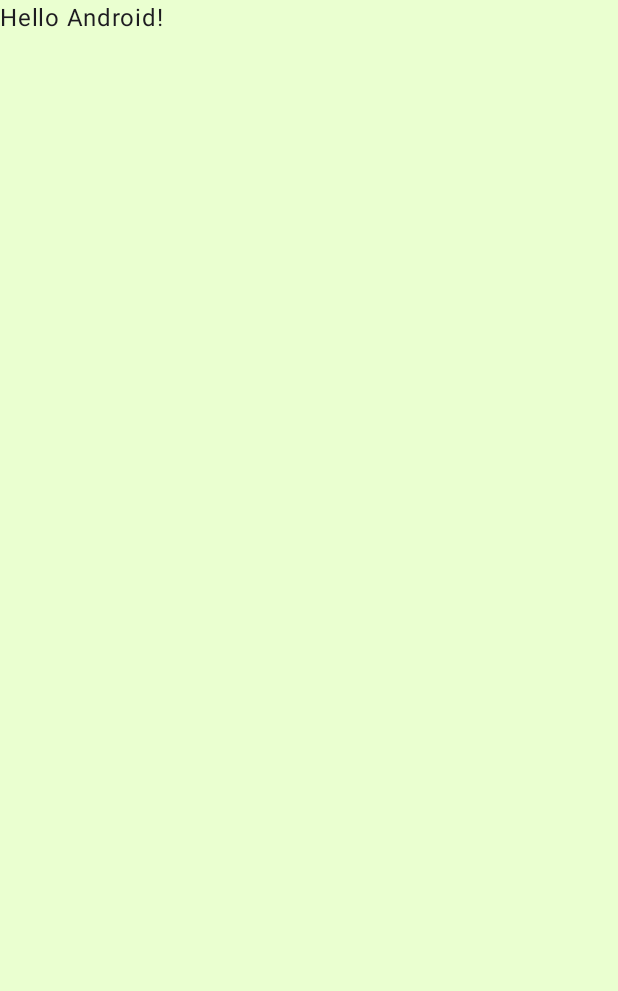
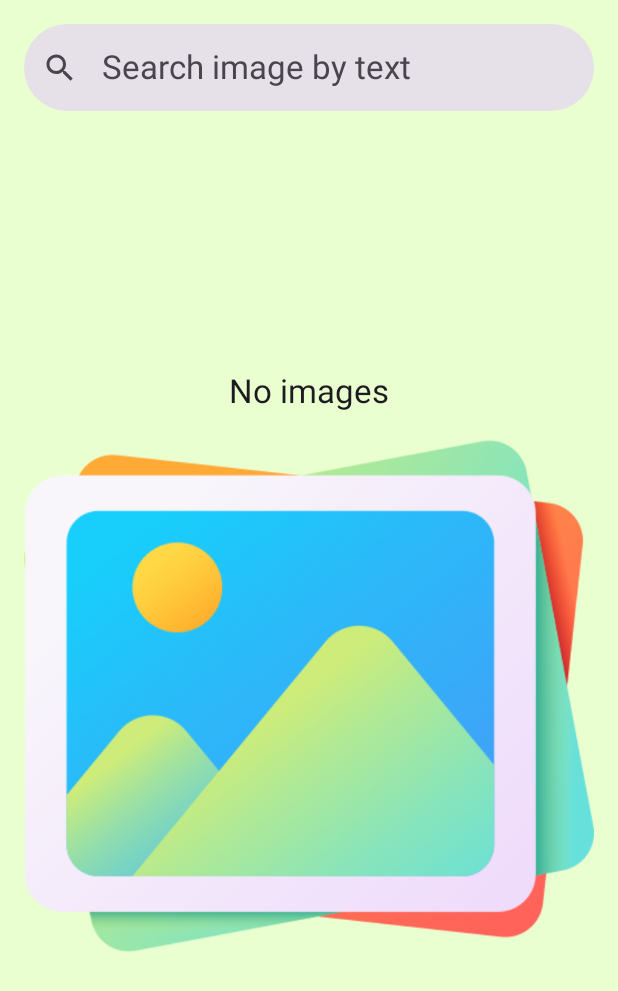
Before and after one commit to tungnk123/ImageSearchCompose, an Android app built with Jetpack Compose: the screen it shows after launch (MainActivity), on a phone screen of 412 x 824 dp. Before the commit the part shown is almost empty. Shown: the top 991 px of the screen. Run offline under Robolectric (Android 15) with nearby library versions, the phone set to English and light mode, and no system bars.

Commit message:
Finish UI for search screen

```diff
--- /dev/null
+++ b/app/src/main/java/com/tungdoan/imagesearchcompose/ImageSearchComposeApp.kt
@@ -0,0 +1,49 @@
+package com.tungdoan.imagesearchcompose
+
+import androidx.annotation.StringRes
+import androidx.compose.foundation.layout.fillMaxSize
+import androidx.compose.foundation.layout.padding
+import androidx.compose.material3.MaterialTheme
+import androidx.compose.material3.Scaffold
+import androidx.compose.material3.Surface
+import androidx.compose.runtime.Composable
+import androidx.navigation.NavHostController
+import androidx.navigation.compose.rememberNavController
+import com.tungdoan.imagesearchcompose.ui.theme.ImageSearchComposeTheme
+import androidx.compose.ui.Modifier
+import androidx.navigation.compose.NavHost
+import androidx.navigation.compose.composable
+import com.tungdoan.imagesearchcompose.ui.search_screen.ImageSearchScreen
+
+enum class ImageSearchComposeApp(@StringRes val title: Int) {
+    SearchScreen(title = R.string.image_search_screen_route),
+    DetailImageScreen(title = R.string.detail_image_screen_route)
+}
+
+@Composable
+fun ImageSearchComposeApp(
+    navControler: NavHostController = rememberNavController()
+) {
+    ImageSearchComposeTheme {
+        Surface(
+            modifier = Modifier.fillMaxSize(),
+            color = MaterialTheme.colorScheme.background
+        ) {
+            Scaffold {paddingValues ->
+                NavHost(
+                    navController = navControler,
+                    startDestination = ImageSearchComposeApp.SearchScreen.name,
+                    modifier = Modifier.padding(paddingValues)
+                ) {
+                    composable(
+                        route = ImageSearchComposeApp.SearchScreen.name
+                    ) {
+                        ImageSearchScreen()
+                    }
+
+
+                }
+            }
+        }
+    }
+}
--- a/app/src/main/java/com/tungdoan/imagesearchcompose/MainActivity.kt
+++ b/app/src/main/java/com/tungdoan/imagesearchcompose/MainActivity.kt
@@ -22,25 +22,9 @@ class MainActivity : ComponentActivity() {
                     modifier = Modifier.fillMaxSize(),
                     color = MaterialTheme.colorScheme.background
                 ) {
-                    Greeting("Android")
+                    ImageSearchComposeApp()
                 }
             }
         }
     }
 }
-
-@Composable
-fun Greeting(name: String, modifier: Modifier = Modifier) {
-    Text(
-        text = "Hello $name!",
-        modifier = modifier
-    )
-}
-
-@Preview(showBackground = true)
-@Composable
-fun GreetingPreview() {
-    ImageSearchComposeTheme {
-        Greeting("Android")
-    }
-}
--- /dev/null
+++ b/app/src/main/java/com/tungdoan/imagesearchcompose/ui/search_screen/ImageSearchScreen.kt
@@ -0,0 +1,198 @@
+package com.tungdoan.imagesearchcompose.ui.search_screen
+
+import android.widget.Toast
+import androidx.compose.foundation.Image
+import androidx.compose.foundation.background
+import androidx.compose.foundation.layout.Arrangement
+import androidx.compose.foundation.layout.Column
+import androidx.compose.foundation.layout.PaddingValues
+import androidx.compose.foundation.layout.Spacer
+import androidx.compose.foundation.layout.aspectRatio
+import androidx.compose.foundation.layout.fillMaxSize
+import androidx.compose.foundation.layout.fillMaxWidth
+import androidx.compose.foundation.layout.height
+import androidx.compose.foundation.layout.padding
+import androidx.compose.foundation.layout.size
+import androidx.compose.foundation.lazy.grid.GridCells
+import androidx.compose.foundation.lazy.grid.LazyVerticalGrid
+import androidx.compose.foundation.lazy.grid.items
+import androidx.compose.foundation.lazy.grid.rememberLazyGridState
+import androidx.compose.foundation.shape.RoundedCornerShape
+import androidx.compose.foundation.text.KeyboardActions
+import androidx.compose.foundation.text.KeyboardOptions
+import androidx.compose.material.icons.Icons
+import androidx.compose.material.icons.filled.Delete
+import androidx.compose.material.icons.filled.Search
+import androidx.compose.material3.Icon
+import androidx.compose.material3.IconButton
+import androidx.compose.material3.MaterialTheme
+import androidx.compose.material3.Scaffold
+import androidx.compose.material3.Text
+import androidx.compose.material3.TextField
+import androidx.compose.material3.TextFieldDefaults
+import androidx.compose.runtime.Composable
+import androidx.compose.runtime.getValue
+import androidx.compose.runtime.mutableStateListOf
+import androidx.compose.runtime.mutableStateOf
+import androidx.compose.runtime.remember
+import androidx.compose.runtime.setValue
+import androidx.compose.ui.Alignment
+import androidx.compose.ui.Modifier
+import androidx.compose.ui.draw.clip
+import androidx.compose.ui.graphics.Color
+import androidx.compose.ui.layout.ContentScale
+import androidx.compose.ui.platform.LocalContext
+import androidx.compose.ui.res.painterResource
+import androidx.compose.ui.res.stringResource
+import androidx.compose.ui.text.input.ImeAction
+import androidx.compose.ui.unit.dp
+import com.tungdoan.imagesearchcompose.R
+import com.tungdoan.imagesearchcompose.model.ImageEntity
+
+@Composable
+fun ImageSearchScreen(
+    modifier: Modifier = Modifier
+) {
+    val context = LocalContext.current
+    var queryText by remember {
+        mutableStateOf("")
+    }
+    val imageList = remember { mutableStateListOf<ImageEntity>() }
+    Scaffold(
+        modifier = modifier
+    ) { paddingValues ->
+        Column(
+            modifier = Modifier.padding(paddingValues)
+                .background(MaterialTheme.colorScheme.background)
+                .padding(16.dp),
+            horizontalAlignment = Alignment.CenterHorizontally
+        ) {
+            SearchTextField(
+                queryText = queryText,
+                onQueryChange = {
+                    queryText = it
+                },
+                onDeleteClick = {
+                    queryText = ""
+                    imageList.clear()
+                },
+                onSearchClick = {
+//                    Toast.makeText(context, "Search clicked", Toast.LENGTH_LONG).show()
+                    imageList.add(
+                        ImageEntity(
+                            id = 0,
+                            imageUrl = "",
+                            sourceUrl = ""
+                        )
+                    )
+                }
+            )
+            Spacer(modifier = Modifier.height(20.dp))
+
+            GridImages(
+                imageList = imageList
+            )
+        }
+    }
+}
+
+@Composable
+fun SearchTextField(
+    modifier: Modifier = Modifier,
+    queryText: String,
+    onQueryChange: (String) -> Unit,
+    onDeleteClick: () -> Unit,
+    onSearchClick: () -> Unit
+) {
+    TextField(
+        modifier = Modifier.fillMaxWidth(),
+        value = queryText,
+        onValueChange = onQueryChange,
+        singleLine = true,
+        placeholder = {
+            Text(
+                text = stringResource(R.string.title_search_text_field),
+                style = MaterialTheme.typography.titleLarge
+            )
+        },
+        shape = RoundedCornerShape(50),
+        textStyle = MaterialTheme.typography.titleLarge,
+        colors = TextFieldDefaults.colors(
+            focusedIndicatorColor = Color.Transparent,
+            unfocusedIndicatorColor = Color.Transparent,
+            cursorColor = Color.Black
+        ),
+        leadingIcon = {
+            Icon(
+                imageVector = Icons.Default.Search,
+                contentDescription = "Search icon"
+            )
+        },
+        trailingIcon = {
+            if (queryText.isNotEmpty()) {
+                IconButton(
+                    onClick = onDeleteClick
+                ) {
+                    Icon(
+                        imageVector = Icons.Default.Delete,
+                        contentDescription = "Delete icon"
+                    )
+                }
+            }
+        },
+        keyboardOptions = KeyboardOptions(
+            imeAction = ImeAction.Search
+        ),
+        keyboardActions = KeyboardActions(
+            onSearch = { onSearchClick() }
+        )
+    )
+}
+
+@Composable
+fun GridImages(
+    modifier: Modifier = Modifier,
+    imageList: List<ImageEntity>
+) {
+    val state = rememberLazyGridState()
+    if (imageList.isNotEmpty()) {
+        LazyVerticalGrid(
+            columns = GridCells.Fixed(2),
+            state = state,
+            modifier = Modifier.fillMaxSize(),
+//            contentPadding = PaddingValues(16.dp),
+            verticalArrangement = Arrangement.spacedBy(16.dp),
+            horizontalArrangement = Arrangement.spacedBy(16.dp)
+        ) {
+            items(imageList) { item ->
+                Image(
+                    painter = painterResource(R.drawable.lion),
+                    contentDescription = null,
+                    contentScale = ContentScale.Crop,
+                    modifier = Modifier
+                        .aspectRatio(1.0f)
+                        .clip(
+                        shape = RoundedCornerShape(20.dp)
+                    )
+                )
+            }
+        }
+    }
+    else {
+        Column(
+            modifier = Modifier.fillMaxSize(),
+            verticalArrangement = Arrangement.Center,
+            horizontalAlignment = Alignment.CenterHorizontally
+        ) {
+            Text(
+                text = stringResource(R.string.title_empty_image),
+                style = MaterialTheme.typography.titleLarge
+            )
+            Image(
+                painterResource(R.drawable.picture),
+                contentDescription = null
+            )
+        }
+
+    }
+}
--- a/app/src/main/java/com/tungdoan/imagesearchcompose/ui/theme/Color.kt
+++ b/app/src/main/java/com/tungdoan/imagesearchcompose/ui/theme/Color.kt
@@ -13,4 +13,5 @@ val Pink40 = Color(0xFF7D5260)
 val Background = Color(0xFFEAFFD0)
 val Purple200 = Color(0xFFDFCCFB)
 val Purple400 = Color(0xFFD0BFFF)
+val Green = Color(0xFF95E1D3)
 val Orange = Color(0xFFFCE38A)
--- a/app/src/main/java/com/tungdoan/imagesearchcompose/ui/theme/Theme.kt
+++ b/app/src/main/java/com/tungdoan/imagesearchcompose/ui/theme/Theme.kt
@@ -25,7 +25,7 @@ private val DarkColorScheme = darkColorScheme(
 private val LightColorScheme = lightColorScheme(
     primary = Purple200,
     secondary = Orange,
-    tertiary = Purple400,
+    tertiary = Green,
     background = Background
 
     /* Other default colors to override
--- a/app/src/main/res/values/strings.xml
+++ b/app/src/main/res/values/strings.xml
@@ -1,3 +1,13 @@
 <resources>
     <string name="app_name">ImageSearchCompose</string>
+    <string name="image_search_screen_route">image_search</string>
+    <string name="detail_image_screen_route">detail_image</string>
+
+    <string name="title_search_text_field">Search image by text</string>
+    <string name="title_empty_image">No images</string>
+    <string name="btn_see_page_source">SEE PAGE SOURCE</string>
+    <string name="btn_search">SEARCH</string>
+
+
+
 </resources>
```
Also changed, not shown: app/build.gradle.kts (+9 -0 lines), app/src/main/java/com/tungdoan/imagesearchcompose/model/ImageEntity.kt (added, +7 -0 lines), app/src/main/res/drawable/lion.jpg (added), app/src/main/res/drawable/picture.png (added).
